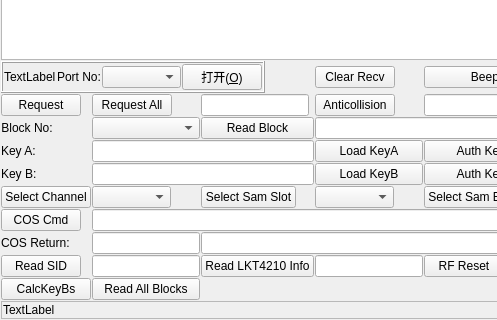
Before: the Qt Designer form reader_tool.ui in yrdtjtk/RF1201ReaderTool, drawn with Qt 5; both pictures show x 0 to 497 and y 196 to 516 of the 1535 by 516 pixel window.
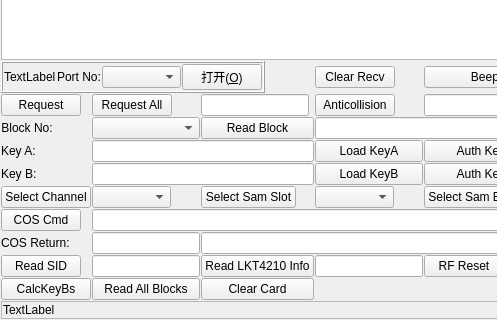
After: the same form once the commit is applied.

Commit message: V1.003 Fix some bugs of func calcCardKeyBs, add func clearcard.

What changed in the file:
```diff
--- a/reader_tool.ui
+++ b/reader_tool.ui
@@ -846,6 +846,13 @@
        </property>
       </widget>
      </item>
+     <item row="12" column="3">
+      <widget class="QPushButton" name="pb_ClearCard">
+       <property name="text">
+        <string>Clear Card</string>
+       </property>
+      </widget>
+     </item>
     </layout>
    </item>
   </layout>
```
The commit also changes 3 other files.
